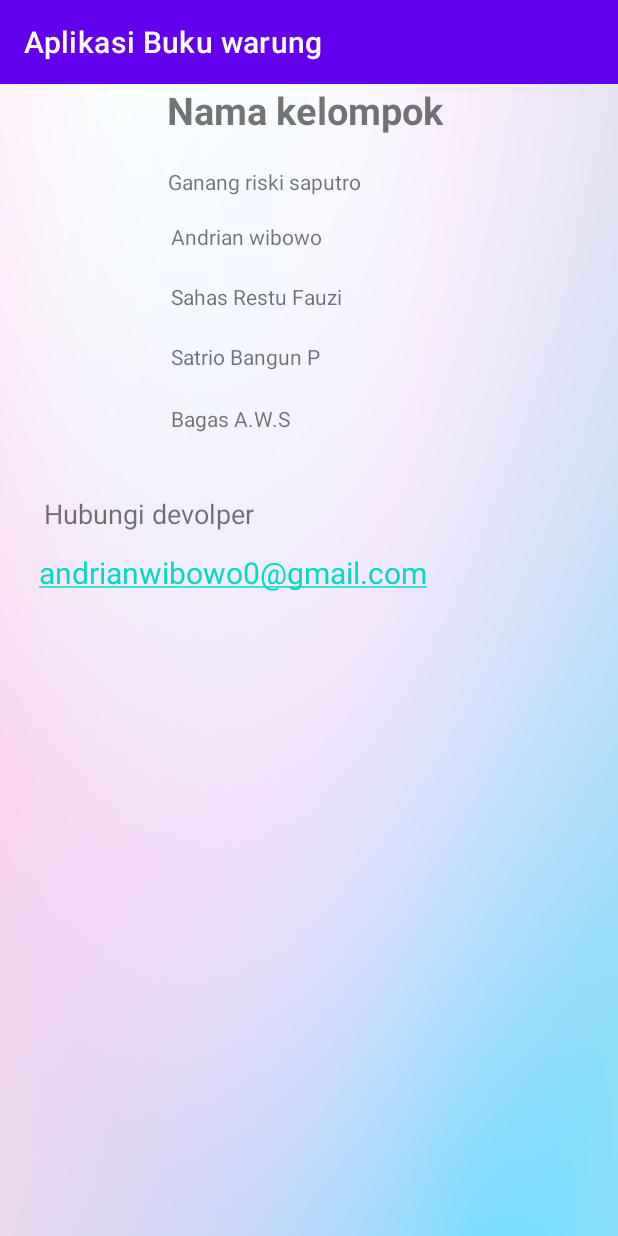
After one commit to IF19BGanangRizkiSaputro/FinalProjek_GanangRizkiSaputro, an Android app: the credit screen opened directly, with no data from a screen before it, on a phone screen of 412 x 824 dp. The commit adds this screen. Run offline under Robolectric (Android 15) with nearby library versions, the phone set to English and light mode, and no system bars.

Commit message:
menambah menu Credit aplikasi

```diff
--- a/app/src/main/AndroidManifest.xml
+++ b/app/src/main/AndroidManifest.xml
@@ -9,7 +9,9 @@
         android:roundIcon="@mipmap/ic_launcher_round"
         android:supportsRtl="true"
         android:theme="@style/Theme.AplikasiBukuWarung">
-        <activity android:name=".HitungKeuntungan"></activity>
+        <activity android:name=".Hitungkeuntungan2"></activity>
+        <activity android:name=".credit" />
+        <activity android:name=".HitungKeuntungan" />
         <activity android:name=".RegisterActivity" />
         <activity android:name=".TambahHutang" />
         <activity android:name=".Transaksi" />
--- a/app/src/main/java/com/example/sqlperpustaakaan/sqliteperpustakaan/bukuwarung/bukuwarung/aplikasibukuwarung/HitungKeuntungan.java
+++ b/app/src/main/java/com/example/sqlperpustaakaan/sqliteperpustakaan/bukuwarung/bukuwarung/aplikasibukuwarung/HitungKeuntungan.java
@@ -2,6 +2,7 @@ package com.example.sqlperpustaakaan.sqliteperpustakaan.bukuwarung.bukuwarung.ap
 
 import androidx.appcompat.app.AppCompatActivity;
 
+import android.content.Intent;
 import android.os.Bundle;
 import android.view.View;
 import android.widget.Button;
@@ -31,6 +32,7 @@ public class HitungKeuntungan extends AppCompatActivity {
                     Double b = Double.parseDouble(bil2.getText().toString());
                     Double result = a - b;
                     hasil.setText(Double.toString(result));
+
                 }
             });
 
--- /dev/null
+++ b/app/src/main/java/com/example/sqlperpustaakaan/sqliteperpustakaan/bukuwarung/bukuwarung/aplikasibukuwarung/credit.java
@@ -0,0 +1,21 @@
+package com.example.sqlperpustaakaan.sqliteperpustakaan.bukuwarung.bukuwarung.aplikasibukuwarung;
+
+import androidx.appcompat.app.AppCompatActivity;
+
+import android.os.Bundle;
+import android.widget.TextView;
+
+public class credit extends AppCompatActivity {
+        TextView textView4, textView5, textView6, textView7, textView8;
+
+    @Override
+    protected void onCreate(Bundle savedInstanceState) {
+        super.onCreate(savedInstanceState);
+        setContentView(R.layout.activity_credit);
+        textView4 = (TextView) findViewById(R.id.textView4);
+        textView5 = (TextView) findViewById(R.id.textView5);
+        textView6 = (TextView) findViewById(R.id.textView6);
+        textView7 = (TextView) findViewById(R.id.textView7);
+        textView8 = (TextView) findViewById(R.id.textView8);
+    }
+}
--- /dev/null
+++ b/app/src/main/res/layout/activity_credit.xml
@@ -0,0 +1,98 @@
+<?xml version="1.0" encoding="utf-8"?>
+<RelativeLayout xmlns:android="http://schemas.android.com/apk/res/android"
+    android:layout_width="match_parent"
+    android:layout_height="match_parent"
+    android:background="@drawable/wal2">
+
+    <TextView
+        android:layout_width="wrap_content"
+        android:layout_height="match_parent"
+        android:layout_alignParentStart="true"
+        android:layout_alignParentTop="true"
+        android:layout_centerHorizontal="true"
+        android:layout_marginStart="111dp"
+        android:layout_marginTop="0dp"
+        android:text="Nama kelompok"
+        android:textSize="25dp"
+        android:textStyle="bold" />
+
+    <TextView
+        android:id="@+id/textView4"
+        android:layout_width="wrap_content"
+        android:layout_height="wrap_content"
+        android:layout_alignParentStart="true"
+        android:layout_alignParentTop="true"
+        android:layout_marginStart="112dp"
+        android:layout_marginTop="55dp"
+        android:text="Ganang riski saputro" />
+
+    <TextView
+        android:id="@+id/textView5"
+        android:layout_width="wrap_content"
+        android:layout_height="wrap_content"
+        android:layout_alignParentStart="true"
+        android:layout_alignParentTop="true"
+        android:layout_centerHorizontal="true"
+        android:layout_marginStart="114dp"
+        android:layout_marginTop="92dp"
+        android:text="Andrian wibowo" />
+
+    <TextView
+        android:id="@+id/textView6"
+        android:layout_width="wrap_content"
+        android:layout_height="wrap_content"
+        android:layout_alignParentStart="true"
+        android:layout_alignParentTop="true"
+        android:layout_centerHorizontal="true"
+        android:layout_marginStart="114dp"
+        android:layout_marginTop="132dp"
+        android:text="Sahas Restu Fauzi" />
+
+    <TextView
+        android:id="@+id/textView7"
+        android:layout_width="wrap_content"
+        android:layout_height="wrap_content"
+        android:layout_alignParentStart="true"
+        android:layout_alignParentTop="true"
+        android:layout_centerHorizontal="true"
+        android:layout_marginStart="114dp"
+        android:layout_marginTop="172dp"
+        android:text="Satrio Bangun P" />
+
+    <TextView
+        android:id="@+id/textView8"
+        android:layout_width="wrap_content"
+        android:layout_height="wrap_content"
+        android:layout_alignParentStart="true"
+        android:layout_alignParentTop="true"
+        android:layout_centerHorizontal="true"
+        android:layout_marginStart="114dp"
+        android:layout_marginTop="213dp"
+        android:text="Bagas A.W.S" />
+
+    <TextView
+        android:id="@+id/textView9"
+        android:layout_width="342dp"
+        android:layout_height="34dp"
+        android:layout_alignParentStart="true"
+        android:layout_alignParentTop="true"
+        android:layout_centerHorizontal="true"
+        android:layout_marginStart="26dp"
+        android:layout_marginTop="312dp"
+        android:autoLink="email"
+        android:text="andrianwibowo0@gmail.com"
+        android:textSize="20dp" />
+
+    <TextView
+        android:id="@+id/textView10"
+        android:layout_width="wrap_content"
+        android:layout_height="wrap_content"
+        android:layout_alignParentStart="true"
+        android:layout_alignParentTop="true"
+        android:layout_marginStart="29dp"
+        android:textSize="18sp"
+        android:layout_marginTop="274dp"
+        android:text="Hubungi devolper" />
+
+
+</RelativeLayout>
```
Also changed, not shown: app/src/main/java/com/example/sqlperpustaakaan/sqliteperpustakaan/bukuwarung/bukuwarung/aplikasibukuwarung/Hitungkeuntungan2.java (added, +21 -0 lines), app/src/main/java/com/example/sqlperpustaakaan/sqliteperpustakaan/bukuwarung/bukuwarung/aplikasibukuwarung/MainActivity.java (+10 -1 lines), app/src/main/res/layout/activity_hitungkeuntungan2.xml (added, +35 -0 lines), app/src/main/res/layout/activity_main.xml (+16 -0 lines), 161 other files.
